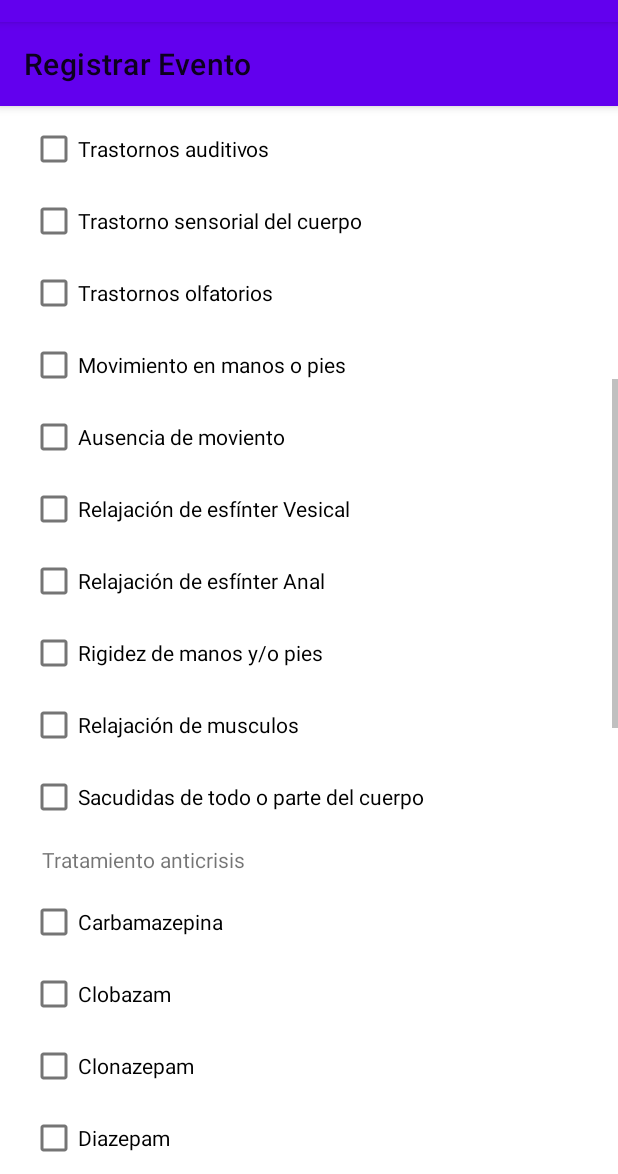
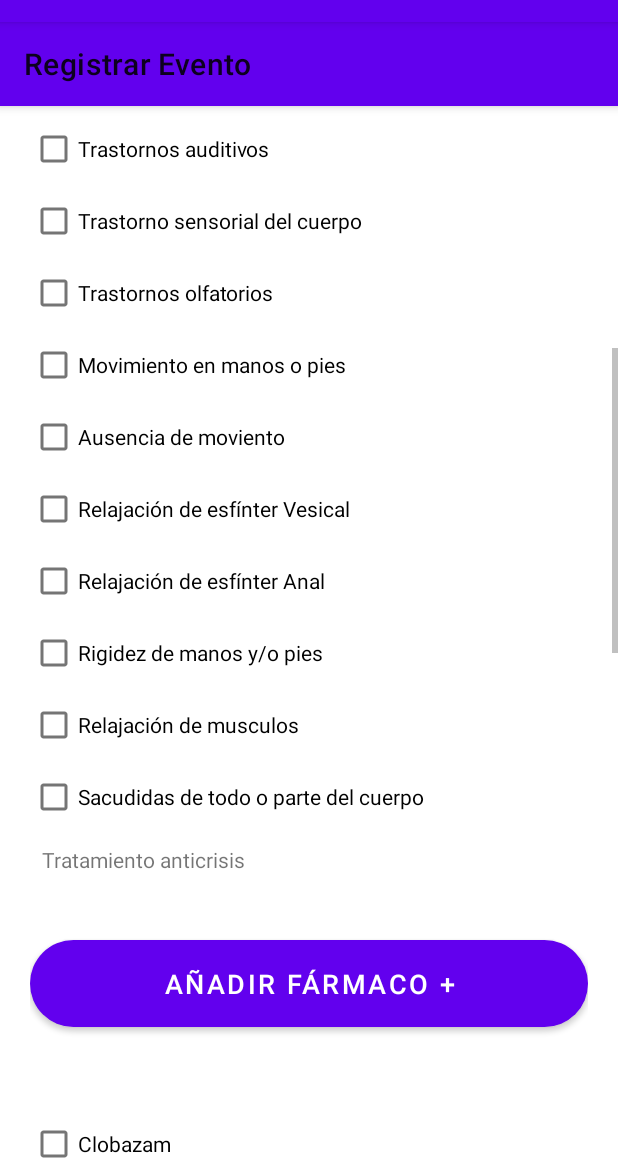
Before and after one commit to FlorMMF/IS_ProyectoFinal, an Android app: the Evento screen opened directly, with no data from a screen before it, scrolled down 484 dp, on a phone screen of 412 x 824 dp, the part 62-1236 px from its top. Run offline under Robolectric (Android 15) with nearby library versions, the phone set to English and light mode, and no system bars.

Commit message:
boton de farmacos en el evento

```diff
--- a/ISProyect/app/src/main/java/com/example/isproyect/Evento.java
+++ b/ISProyect/app/src/main/java/com/example/isproyect/Evento.java
@@ -6,6 +6,7 @@ import android.util.Log;
 import android.os.Bundle;
 import android.view.View;
 import android.view.ViewGroup;
+import android.widget.Button;
 import android.widget.EditText;
 import android.widget.TextView;
 import android.widget.Toast;
@@ -82,7 +83,13 @@ public class Evento extends AppCompatActivity {
                         }
                     }
                 });
-
+                Button addFarmacoButton = findViewById(R.id.add_farmaco);
+                View cbzView = findViewById(R.id.CBZ);
+                addFarmacoButton.setOnClickListener(new View.OnClickListener() {
+                    public void onClick(View v) {
+                        cbzView.setVisibility(View.VISIBLE);
+                    }
+                });
                 builder.setPositiveButton("OK", new DialogInterface.OnClickListener() {
                     @Override
                     public void onClick(DialogInterface dialogInterface, int i) {
@@ -130,7 +137,9 @@ public class Evento extends AppCompatActivity {
                 });
                 // show dialog
                 builder.show();
+
             }
+
         });
     }
 
--- a/ISProyect/app/src/main/res/layout/activity_evento.xml
+++ b/ISProyect/app/src/main/res/layout/activity_evento.xml
@@ -63,28 +63,28 @@ xmlns:android="http://schemas.android.com/apk/res/android"
                     android:layout_width="350dp"
                     android:layout_height="60dp"
                     android:layout_marginTop="20dp"
+                    android:clickable="false"
+                    android:cursorVisible="false"
                     android:drawablePadding="8dp"
+                    android:focusable="false"
+                    android:focusableInTouchMode="false"
                     android:hint="Día del evento"
                     android:inputType="date"
-                    android:padding="8dp"
-                    android:clickable="false"
-                    android:cursorVisible="false"
-                    android:focusable="false"
-                    android:focusableInTouchMode="false"/>
+                    android:padding="8dp" />
 
                 <EditText
                     android:id="@+id/evento_horaEvento"
                     android:layout_width="350dp"
                     android:layout_height="60dp"
                     android:layout_marginTop="20dp"
+                    android:clickable="false"
+                    android:cursorVisible="false"
                     android:drawablePadding="8dp"
+                    android:focusable="false"
+                    android:focusableInTouchMode="false"
                     android:hint="Hora del evento"
                     android:inputType="date"
-                    android:padding="8dp"
-                    android:clickable="false"
-                    android:cursorVisible="false"
-                    android:focusable="false"
-                    android:focusableInTouchMode="false"/>
+                    android:padding="8dp" />
 
                 <TextView
                     android:id="@+id/evento_manif"
@@ -104,67 +104,80 @@ xmlns:android="http://schemas.android.com/apk/res/android"
                     android:padding="18dp"
                     android:text="Manifestaciones sensoriales" />
 
-                <CheckBox android:id="@+id/evento_conciencia"
+                <CheckBox
+                    android:id="@+id/evento_conciencia"
                     android:layout_width="wrap_content"
                     android:layout_height="wrap_content"
                     android:text="Perdida de la conciencia" />
 
-                <CheckBox android:id="@+id/evento_desorientado"
+                <CheckBox
+                    android:id="@+id/evento_desorientado"
                     android:layout_width="wrap_content"
                     android:layout_height="wrap_content"
                     android:text="Sensación de desorentación" />
 
-                <CheckBox android:id="@+id/evento_visibilidad"
+                <CheckBox
+                    android:id="@+id/evento_visibilidad"
                     android:layout_width="wrap_content"
                     android:layout_height="wrap_content"
                     android:text="Trastornos visuales" />
 
-                <CheckBox android:id="@+id/evento_audivilidad"
+                <CheckBox
+                    android:id="@+id/evento_audivilidad"
                     android:layout_width="wrap_content"
                     android:layout_height="wrap_content"
                     android:text="Trastornos auditivos" />
 
-                <CheckBox android:id="@+id/evento_sensorial"
+                <CheckBox
+                    android:id="@+id/evento_sensorial"
                     android:layout_width="wrap_content"
                     android:layout_height="wrap_content"
                     android:text="Trastorno sensorial del cuerpo" />
 
-                <CheckBox android:id="@+id/evento_olfato"
+                <CheckBox
+                    android:id="@+id/evento_olfato"
                     android:layout_width="wrap_content"
                     android:layout_height="wrap_content"
                     android:text="Trastornos olfatorios" />
 
-                <CheckBox android:id="@+id/evento_movimiento"
+                <CheckBox
+                    android:id="@+id/evento_movimiento"
                     android:layout_width="wrap_content"
                     android:layout_height="wrap_content"
                     android:text="Movimiento en manos o pies" />
 
-                <CheckBox android:id="@+id/evento_NOmovimiento"
+                <CheckBox
+                    android:id="@+id/evento_NOmovimiento"
                     android:layout_width="wrap_content"
                     android:layout_height="wrap_content"
                     android:text="Ausencia de moviento" />
 
-                <CheckBox android:id="@+id/evento_relajVesicula"
+                <CheckBox
+                    android:id="@+id/evento_relajVesicula"
                     android:layout_width="wrap_content"
                     android:layout_height="wrap_content"
                     android:text="Relajación de esfínter Vesical" />
 
-                <CheckBox android:id="@+id/evento_relajAnal"
+                <CheckBox
+                    android:id="@+id/evento_relajAnal"
                     android:layout_width="wrap_content"
                     android:layout_height="wrap_content"
                     android:text="Relajación de esfínter Anal" />
 
-                <CheckBox android:id="@+id/evento_rigidez"
+                <CheckBox
+                    android:id="@+id/evento_rigidez"
                     android:layout_width="wrap_content"
                     android:layout_height="wrap_content"
                     android:text="Rigidez de manos y/o pies" />
 
-                <CheckBox android:id="@+id/evento_relajMusculos"
+                <CheckBox
+                    android:id="@+id/evento_relajMusculos"
                     android:layout_width="wrap_content"
                     android:layout_height="wrap_content"
                     android:text="Relajación de musculos" />
 
-                <CheckBox android:id="@+id/evento_sacudidas"
+                <CheckBox
+                    android:id="@+id/evento_sacudidas"
                     android:layout_width="wrap_content"
                     android:layout_height="wrap_content"
                     android:text="Sacudidas de todo o parte del cuerpo" />
@@ -176,120 +189,169 @@ xmlns:android="http://schemas.android.com/apk/res/android"
                     android:padding="8dp"
                     android:text="Tratamiento anticrisis" />
 
-<!--                <Spinner-->
-<!--                    android:id="@+id/farmacos_spinner"-->
-<!--                    android:layout_width="match_parent"-->
-<!--                    android:layout_height="wrap_content" />-->
+                <!--                <Spinner-->
+                <!--                    android:id="@+id/farmacos_spinner"-->
+                <!--                    android:layout_width="match_parent"-->
+                <!--                    android:layout_height="wrap_content" />-->
 
-                <CheckBox android:id="@+id/CBZ"
+                <Button
+                    android:id="@+id/add_farmaco"
+                    android:layout_width="match_parent"
+                    android:layout_height="70dp"
+                    android:layout_marginTop="30dp"
+                    android:text="Añadir fármaco +"
+                    android:textSize="18sp"
+                    app:cornerRadius="30dp" />
+                <CheckBox
+                    android:id="@+id/CBZ"
                     android:layout_width="wrap_content"
                     android:layout_height="wrap_content"
-                    android:text="Carbamazepina" />
+                    android:text="Carbamazepina"
+                    android:visibility="invisible"/>
 
-                <CheckBox android:id="@+id/CLB"
+                <CheckBox
+                    android:id="@+id/CLB"
                     android:layout_width="wrap_content"
                     android:layout_height="wrap_content"
                     android:text="Clobazam" />
 
-                <CheckBox android:id="@+id/CZP"
+                <CheckBox
+                    android:id="@+id/CZP"
                     android:layout_width="wrap_content"
                     android:layout_height="wrap_content"
                     android:text="Clonazepam" />
 
-                <CheckBox android:id="@+id/DZP"
+                <CheckBox
+                    android:id="@+id/DZP"
                     android:layout_width="wrap_content"
                     android:layout_height="wrap_content"
                     android:text="Diazepam" />
 
-                <CheckBox android:id="@+id/ESM"
+                <CheckBox
+                    android:id="@+id/ESM"
                     android:layout_width="wrap_content"
                     android:layout_height="wrap_content"
                     android:text="Etosuximida" />
 
-                <CheckBox android:id="@+id/FBM"
+                <CheckBox
+                    android:id="@+id/FBM"
                     android:layout_width="wrap_content"
                     android:layout_height="wrap_content"
                     android:text="Felbamato" />
 
-                <CheckBox android:id="@+id/GBP"
+                <CheckBox
+                    android:id="@+id/GBP"
                     android:layout_width="wrap_content"
                     android:layout_height="wrap_content"
                     android:text="Gabapentina" />
 
-                <CheckBox android:id="@+id/LEV"
+                <CheckBox
+                    android:id="@+id/LEV"
                     android:layout_width="wrap_content"
                     android:layout_height="wrap_content"
                     android:text="Levetiracetam" />
 
-                <CheckBox android:id="@+id/LTG"
+                <CheckBox
+                    android:id="@+id/LTG"
                     android:layout_width="wrap_content"
                     android:layout_height="wrap_content"
                     android:text="Lamotrigina" />
 
-                <CheckBox android:id="@+id/LZP"
+                <CheckBox
+                    android:id="@+id/LZP"
                     android:layout_width="wrap_content"
                     android:layout_height="wrap_content"
                     android:text="Lorazepam" />
 
-                <CheckBox android:id="@+id/MDZ"
+                <CheckBox
+                    android:id="@+id/MDZ"
                     android:layout_width="wrap_content"
                     android:layout_height="wrap_content"
                     android:text="Midazolam" />
 
-                <CheckBox android:id="@+id/OXC"
+                <CheckBox
+                    android:id="@+id/OXC"
                     android:layout_width="wrap_content"
                     android:layout_height="wrap_content"
                     android:text="Oxcarbazepina" />
 
-                <CheckBox android:id="@+id/PB"
+                <CheckBox
+                    android:id="@+id/PB"
                     android:layout_width="wrap_content"
                     android:layout_height="wrap_content"
                     android:text="Fenobarbital" />
 
-                <CheckBox android:id="@+id/PGB"
+                <CheckBox
+                    android:id="@+id/PGB"
                     android:layout_width="wrap_content"
                     android:layout_height="wrap_content"
                     android:text="Pregabalina" />
 
-                <CheckBox android:id="@+id/PHT"
+                <CheckBox
+                    android:id="@+id/PHT"
                     android:layout_width="wrap_content"
                     android:layout_height="wrap_content"
                     android:text="Fenitoína" />
 
-                <CheckBox android:id="@+id/PRM"
+                <CheckBox
+                    android:id="@+id/PRM"
                     android:layout_width="wrap_content"
                     android:layout_height="wrap_content"
                     android:text="Primidona" />
 
-                <CheckBox android:id="@+id/RFM"
+                <CheckBox
+                    android:id="@+id/RFM"
                     android:layout_width="wrap_content"
                     android:layout_height="wrap_content"
                     android:text="Rufinamida" />
 
-                <CheckBox android:id="@+id/TGB"
+                <CheckBox
+                    android:id="@+id/TGB"
                     android:layout_width="wrap_content"
                     android:layout_height="wrap_content"
                     android:text="Tiagabina" />
 
-                <CheckBox android:id="@+id/TPM"
+                <CheckBox
+                    android:id="@+id/TPM"
                     android:layout_width="wrap_content"
                     android:layout_height="wrap_content"
                     android:text="Topiramato" />
 
-                <CheckBox android:id="@+id/VGB"
+                <CheckBox
+                    android:id="@+id/VGB"
                     android:layout_width="wrap_content"
                     android:layout_height="wrap_content"
                     android:text="Vigabatrina" />
 
-                <CheckBox android:id="@+id/VPA"
+                <CheckBox
+                    android:id="@+id/VPA"
                     android:layout_width="wrap_content"
                     android:layout_height="wrap_content"
                     android:text="Ácido valproico" />
 
-                <CheckBox android:id="@+id/ZNS"
+                <CheckBox
+                    android:id="@+id/ZNS"
                     android:layout_width="wrap_content"
                     android:layout_height="wrap_content"
                     android:text="Zonisamida" />
+
+                <Button
+                    android:id="@+id/evento_guardar"
+                    android:layout_width="match_parent"
+                    android:layout_height="70dp"
+                    android:layout_marginTop="30dp"
+                    android:text="Guardar"
+                    android:textSize="18sp"
+                    app:cornerRadius="30dp" />
+
+                <Button
+                    android:id="@+id/cancel_button"
+                    android:layout_width="match_parent"
+                    android:layout_height="70dp"
+                    android:layout_marginTop="30dp"
+                    android:text="Cancelar"
+                    android:textSize="18sp"
+                    app:cornerRadius="30dp" />
             </LinearLayout>
         </LinearLayout>
     </ScrollView>
```
